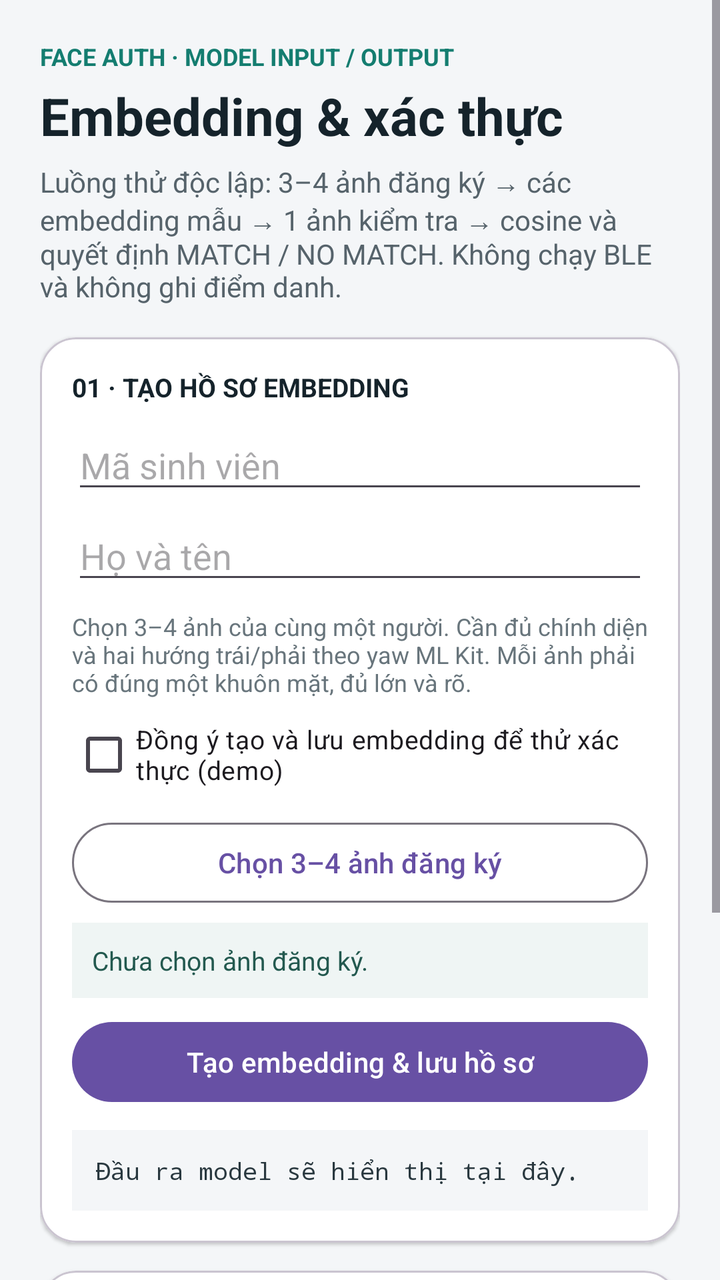
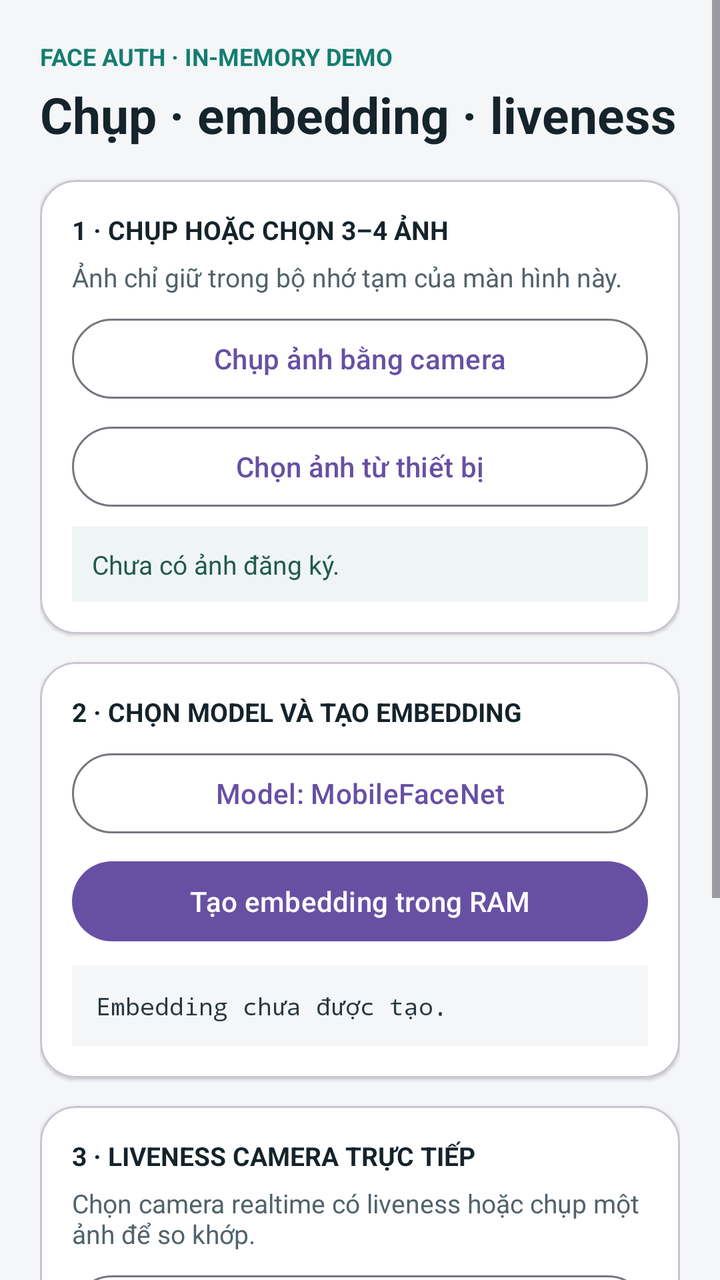

Compare the two renders of this Android layout. The source of the first and the diff that turns it into the second are given below.
<!-- AndroidManifest.xml: application theme Theme.Mlkitforface -->
<!-- res/layout/activity_face_demo.xml -->
<?xml version="1.0" encoding="utf-8"?>
<ScrollView xmlns:android="http://schemas.android.com/apk/res/android"
    xmlns:app="http://schemas.android.com/apk/res-auto"
    android:layout_width="match_parent"
    android:layout_height="match_parent"
    android:background="#F4F6F8"
    android:fillViewport="true">

    <LinearLayout
        android:layout_width="match_parent"
        android:layout_height="wrap_content"
        android:orientation="vertical"
        android:padding="20dp">

        <TextView
            android:layout_width="wrap_content"
            android:layout_height="wrap_content"
            android:text="FACE AUTH · MODEL INPUT / OUTPUT"
            android:textColor="#147D70"
            android:textSize="12sp"
            android:textStyle="bold" />

        <TextView
            android:layout_width="match_parent"
            android:layout_height="wrap_content"
            android:layout_marginTop="4dp"
            android:text="Embedding &amp; xác thực"
            android:textColor="#15232B"
            android:textSize="26sp"
            android:textStyle="bold" />

        <TextView
            android:layout_width="match_parent"
            android:layout_height="wrap_content"
            android:layout_marginTop="6dp"
            android:text="Luồng thử độc lập: 3–4 ảnh đăng ký → các embedding mẫu → 1 ảnh kiểm tra → cosine và quyết định MATCH / NO MATCH. Không chạy BLE và không ghi điểm danh."
            android:textColor="#56636B"
            android:textSize="14sp" />

        <com.google.android.material.card.MaterialCardView
            android:layout_width="match_parent"
            android:layout_height="wrap_content"
            android:layout_marginTop="16dp"
            app:cardBackgroundColor="#FFFFFF"
            app:cardCornerRadius="18dp"
            app:cardElevation="1dp">

            <LinearLayout
                android:layout_width="match_parent"
                android:layout_height="wrap_content"
                android:orientation="vertical"
                android:padding="16dp">

                <TextView
                    android:layout_width="match_parent"
                    android:layout_height="wrap_content"
                    android:text="01 · TẠO HỒ SƠ EMBEDDING"
                    android:textColor="#15232B"
                    android:textSize="13sp"
                    android:textStyle="bold" />

                <EditText
                    android:id="@+id/etStudentId"
                    android:layout_width="match_parent"
                    android:layout_height="wrap_content"
                    android:layout_marginTop="8dp"
                    android:hint="Mã sinh viên"
                    android:inputType="text"
                    android:singleLine="true" />

                <EditText
                    android:id="@+id/etStudentName"
                    android:layout_width="match_parent"
                    android:layout_height="wrap_content"
                    android:layout_marginTop="4dp"
                    android:hint="Họ và tên"
                    android:inputType="textCapWords"
                    android:singleLine="true" />

                <TextView
                    android:layout_width="match_parent"
                    android:layout_height="wrap_content"
                    android:layout_marginTop="8dp"
                    android:text="Chọn 3–4 ảnh của cùng một người. Cần đủ chính diện và hai hướng trái/phải theo yaw ML Kit. Mỗi ảnh phải có đúng một khuôn mặt, đủ lớn và rõ."
                    android:textColor="#68757C"
                    android:textSize="12sp" />

                <CheckBox
                    android:id="@+id/cbConsent"
                    android:layout_width="match_parent"
                    android:layout_height="wrap_content"
                    android:layout_marginTop="4dp"
                    android:text="Đồng ý tạo và lưu embedding để thử xác thực (demo)"
                    android:textSize="13sp" />

                <com.google.android.material.button.MaterialButton
                    android:id="@+id/btnPickEnrollmentPhotos"
                    style="@style/Widget.Material3.Button.OutlinedButton"
                    android:layout_width="match_parent"
                    android:layout_height="wrap_content"
                    android:layout_marginTop="6dp"
                    android:text="Chọn 3–4 ảnh đăng ký" />

                <TextView
                    android:id="@+id/tvEnrollmentInput"
                    android:layout_width="match_parent"
                    android:layout_height="wrap_content"
                    android:layout_marginTop="6dp"
                    android:background="#EFF5F4"
                    android:padding="10dp"
                    android:text="Chưa chọn ảnh đăng ký."
                    android:textColor="#23594F"
                    android:textSize="13sp" />

                <com.google.android.material.button.MaterialButton
                    android:id="@+id/btnCreateEmbedding"
                    android:layout_width="match_parent"
                    android:layout_height="wrap_content"
                    android:layout_marginTop="8dp"
                    android:text="Tạo embedding &amp; lưu hồ sơ" />

                <TextView
                    android:id="@+id/tvEnrollmentOutput"
                    android:layout_width="match_parent"
                    android:layout_height="wrap_content"
                    android:layout_marginTop="10dp"
                    android:background="#F4F6F8"
                    android:fontFamily="monospace"
                    android:padding="12dp"
                    android:text="Đầu ra model sẽ hiển thị tại đây."
                    android:textColor="#29383F"
                    android:textIsSelectable="true"
                    android:textSize="12sp" />
            </LinearLayout>
        </com.google.android.material.card.MaterialCardView>

        <com.google.android.material.card.MaterialCardView
            android:layout_width="match_parent"
            android:layout_height="wrap_content"
            android:layout_marginTop="14dp"
            android:layout_marginBottom="24dp"
            app:cardBackgroundColor="#FFFFFF"
            app:cardCornerRadius="18dp"
            app:cardElevation="1dp">

            <LinearLayout
                android:layout_width="match_parent"
                android:layout_height="wrap_content"
                android:orientation="vertical"
                android:padding="16dp">

                <TextView
                    android:layout_width="match_parent"
                    android:layout_height="wrap_content"
                    android:text="02 · XÁC THỰC ẢNH KIỂM TRA"
                    android:textColor="#15232B"
                    android:textSize="13sp"
                    android:textStyle="bold" />

                <TextView
                    android:layout_width="match_parent"
                    android:layout_height="wrap_content"
                    android:layout_marginTop="6dp"
                    android:text="Chọn một ảnh mới. App tạo embedding 192-D, so cosine với từng mẫu của mọi hồ sơ; MATCH cần đạt cả ngưỡng cosine đã cấu hình và margin phân biệt người đứng đầu."
                    android:textColor="#68757C"
                    android:textSize="12sp" />

                <com.google.android.material.button.MaterialButton
                    android:id="@+id/btnPickProbePhoto"
                    style="@style/Widget.Material3.Button.OutlinedButton"
                    android:layout_width="match_parent"
                    android:layout_height="wrap_content"
                    android:layout_marginTop="8dp"
                    android:text="Chọn ảnh kiểm tra &amp; chạy xác thực" />

                <TextView
                    android:id="@+id/tvAuthOutput"
                    android:layout_width="match_parent"
                    android:layout_height="wrap_content"
                    android:layout_marginTop="8dp"
                    android:background="#EFF5F4"
                    android:fontFamily="monospace"
                    android:padding="12dp"
                    android:text="Chưa có ảnh xác thực."
                    android:textColor="#23594F"
                    android:textIsSelectable="true"
                    android:textSize="12sp" />
            </LinearLayout>
        </com.google.android.material.card.MaterialCardView>
    </LinearLayout>
</ScrollView>
<!-- resources referenced by this layout -->
<resources>
  <style name="Theme.Mlkitforface" parent="Base.Theme.Mlkitforface" />
  <style name="Base.Theme.Mlkitforface" parent="Theme.Material3.DayNight.NoActionBar">
          
          
      </style>
</resources>

<!-- the commit's change to res/layout/activity_face_demo.xml (unified diff, before → after) -->
@@ -15,7 +15,7 @@
         <TextView
             android:layout_width="wrap_content"
             android:layout_height="wrap_content"
-            android:text="FACE AUTH · MODEL INPUT / OUTPUT"
+            android:text="FACE AUTH · IN-MEMORY DEMO"
             android:textColor="#147D70"
             android:textSize="12sp"
             android:textStyle="bold" />
@@ -24,18 +24,10 @@
             android:layout_width="match_parent"
             android:layout_height="wrap_content"
             android:layout_marginTop="4dp"
-            android:text="Embedding &amp; xác thực"
+            android:text="Chụp · embedding · liveness"
             android:textColor="#15232B"
-            android:textSize="26sp"
+            android:textSize="25sp"
             android:textStyle="bold" />
-
-        <TextView
-            android:layout_width="match_parent"
-            android:layout_height="wrap_content"
-            android:layout_marginTop="6dp"
-            android:text="Luồng thử độc lập: 3–4 ảnh đăng ký → các embedding mẫu → 1 ảnh kiểm tra → cosine và quyết định MATCH / NO MATCH. Không chạy BLE và không ghi điểm danh."
-            android:textColor="#56636B"
-            android:textSize="14sp" />
 
         <com.google.android.material.card.MaterialCardView
             android:layout_width="match_parent"
@@ -54,52 +46,34 @@
                 <TextView
                     android:layout_width="match_parent"
                     android:layout_height="wrap_content"
-                    android:text="01 · TẠO HỒ SƠ EMBEDDING"
+                    android:text="1 · CHỤP HOẶC CHỌN 3–4 ẢNH"
                     android:textColor="#15232B"
                     android:textSize="13sp"
                     android:textStyle="bold" />
 
-                <EditText
-                    android:id="@+id/etStudentId"
-                    android:layout_width="match_parent"
-                    android:layout_height="wrap_content"
-                    android:layout_marginTop="8dp"
-                    android:hint="Mã sinh viên"
-                    android:inputType="text"
-                    android:singleLine="true" />
-
-                <EditText
-                    android:id="@+id/etStudentName"
-                    android:layout_width="match_parent"
-                    android:layout_height="wrap_content"
-                    android:layout_marginTop="4dp"
-                    android:hint="Họ và tên"
-                    android:inputType="textCapWords"
-                    android:singleLine="true" />
-
-                <TextView
-                    android:layout_width="match_parent"
-                    android:layout_height="wrap_content"
-                    android:layout_marginTop="8dp"
-                    android:text="Chọn 3–4 ảnh của cùng một người. Cần đủ chính diện và hai hướng trái/phải theo yaw ML Kit. Mỗi ảnh phải có đúng một khuôn mặt, đủ lớn và rõ."
-                    android:textColor="#68757C"
-                    android:textSize="12sp" />
-
-                <CheckBox
-                    android:id="@+id/cbConsent"
-                    android:layout_width="match_parent"
-                    android:layout_height="wrap_content"
-                    android:layout_marginTop="4dp"
-                    android:text="Đồng ý tạo và lưu embedding để thử xác thực (demo)"
+                <TextView
+                    android:layout_width="match_parent"
+                    android:layout_height="wrap_content"
+                    android:layout_marginTop="6dp"
+                    android:text="Ảnh chỉ giữ trong bộ nhớ tạm của màn hình này."
+                    android:textColor="#52636B"
                     android:textSize="13sp" />
 
                 <com.google.android.material.button.MaterialButton
+                    android:id="@+id/btnCaptureEnrollmentPhoto"
+                    style="@style/Widget.Material3.Button.OutlinedButton"
+                    android:layout_width="match_parent"
+                    android:layout_height="wrap_content"
+                    android:layout_marginTop="8dp"
+                    android:text="Chụp ảnh bằng camera" />
+
+                <com.google.android.material.button.MaterialButton
                     android:id="@+id/btnPickEnrollmentPhotos"
                     style="@style/Widget.Material3.Button.OutlinedButton"
                     android:layout_width="match_parent"
                     android:layout_height="wrap_content"
                     android:layout_marginTop="6dp"
-                    android:text="Chọn 3–4 ảnh đăng ký" />
+                    android:text="Chọn ảnh từ thiết bị" />
 
                 <TextView
                     android:id="@+id/tvEnrollmentInput"
@@ -108,26 +82,58 @@
                     android:layout_marginTop="6dp"
                     android:background="#EFF5F4"
                     android:padding="10dp"
-                    android:text="Chưa chọn ảnh đăng ký."
+                    android:text="Chưa có ảnh đăng ký."
                     android:textColor="#23594F"
                     android:textSize="13sp" />
+            </LinearLayout>
+        </com.google.android.material.card.MaterialCardView>
+
+        <com.google.android.material.card.MaterialCardView
+            android:layout_width="match_parent"
+            android:layout_height="wrap_content"
+            android:layout_marginTop="14dp"
+            app:cardBackgroundColor="#FFFFFF"
+            app:cardCornerRadius="18dp"
+            app:cardElevation="1dp">
+
+            <LinearLayout
+                android:layout_width="match_parent"
+                android:layout_height="wrap_content"
+                android:orientation="vertical"
+                android:padding="16dp">
+
+                <TextView
+                    android:layout_width="match_parent"
+                    android:layout_height="wrap_content"
+                    android:text="2 · CHỌN MODEL VÀ TẠO EMBEDDING"
+                    android:textColor="#15232B"
+                    android:textSize="13sp"
+                    android:textStyle="bold" />
+
+                <com.google.android.material.button.MaterialButton
+                    android:id="@+id/btnSelectModel"
+                    style="@style/Widget.Material3.Button.OutlinedButton"
+                    android:layout_width="match_parent"
+                    android:layout_height="wrap_content"
+                    android:layout_marginTop="8dp"
+                    android:text="Model: MobileFaceNet" />
 
                 <com.google.android.material.button.MaterialButton
                     android:id="@+id/btnCreateEmbedding"
                     android:layout_width="match_parent"
                     android:layout_height="wrap_content"
-                    android:layout_marginTop="8dp"
-                    android:text="Tạo embedding &amp; lưu hồ sơ" />
-
-                <TextView
-                    android:id="@+id/tvEnrollmentOutput"
-                    android:layout_width="match_parent"
-                    android:layout_height="wrap_content"
-                    android:layout_marginTop="10dp"
+                    android:layout_marginTop="6dp"
+                    android:text="Tạo embedding trong RAM" />
+
+                <TextView
+                    android:id="@+id/tvEmbeddingOutput"
+                    android:layout_width="match_parent"
+                    android:layout_height="wrap_content"
+                    android:layout_marginTop="8dp"
                     android:background="#F4F6F8"
                     android:fontFamily="monospace"
                     android:padding="12dp"
-                    android:text="Đầu ra model sẽ hiển thị tại đây."
+                    android:text="Embedding chưa được tạo."
                     android:textColor="#29383F"
                     android:textIsSelectable="true"
                     android:textSize="12sp" />
@@ -152,7 +158,7 @@
                 <TextView
                     android:layout_width="match_parent"
                     android:layout_height="wrap_content"
-                    android:text="02 · XÁC THỰC ẢNH KIỂM TRA"
+                    android:text="3 · LIVENESS CAMERA TRỰC TIẾP"
                     android:textColor="#15232B"
                     android:textSize="13sp"
                     android:textStyle="bold" />
@@ -161,27 +167,57 @@
                     android:layout_width="match_parent"
                     android:layout_height="wrap_content"
                     android:layout_marginTop="6dp"
-                    android:text="Chọn một ảnh mới. App tạo embedding 192-D, so cosine với từng mẫu của mọi hồ sơ; MATCH cần đạt cả ngưỡng cosine đã cấu hình và margin phân biệt người đứng đầu."
-                    android:textColor="#68757C"
-                    android:textSize="12sp" />
-
-                <com.google.android.material.button.MaterialButton
-                    android:id="@+id/btnPickProbePhoto"
-                    style="@style/Widget.Material3.Button.OutlinedButton"
-                    android:layout_width="match_parent"
-                    android:layout_height="wrap_content"
-                    android:layout_marginTop="8dp"
-                    android:text="Chọn ảnh kiểm tra &amp; chạy xác thực" />
-
-                <TextView
-                    android:id="@+id/tvAuthOutput"
+                    android:text="Chọn camera realtime có liveness hoặc chụp một ảnh để so khớp."
+                    android:textColor="#52636B"
+                    android:textSize="13sp" />
+
+                <FrameLayout
+                    android:id="@+id/livenessCameraContainer"
+                    android:layout_width="match_parent"
+                    android:layout_height="260dp"
+                    android:layout_marginTop="8dp"
+                    android:background="#10191E"
+                    android:visibility="gone">
+
+                    <androidx.camera.view.PreviewView
+                        android:id="@+id/livenessPreview"
+                        android:layout_width="match_parent"
+                        android:layout_height="match_parent"
+                        app:scaleType="fillCenter" />
+                </FrameLayout>
+
+                <com.google.android.material.button.MaterialButton
+                    android:id="@+id/btnStartLiveness"
+                    style="@style/Widget.Material3.Button.OutlinedButton"
+                    android:layout_width="match_parent"
+                    android:layout_height="wrap_content"
+                    android:layout_marginTop="8dp"
+                    android:text="Camera realtime · liveness" />
+
+                <com.google.android.material.button.MaterialButton
+                    android:id="@+id/btnCaptureProbePhoto"
+                    style="@style/Widget.Material3.Button.OutlinedButton"
+                    android:layout_width="match_parent"
+                    android:layout_height="wrap_content"
+                    android:layout_marginTop="6dp"
+                    android:text="Chụp 1 ảnh · so khớp embedding" />
+
+                <com.google.android.material.button.MaterialButton
+                    android:id="@+id/btnStopLiveness"
+                    android:layout_width="match_parent"
+                    android:layout_height="wrap_content"
+                    android:layout_marginTop="6dp"
+                    android:text="Dừng liveness" />
+
+                <TextView
+                    android:id="@+id/tvLivenessOutput"
                     android:layout_width="match_parent"
                     android:layout_height="wrap_content"
                     android:layout_marginTop="8dp"
                     android:background="#EFF5F4"
                     android:fontFamily="monospace"
                     android:padding="12dp"
-                    android:text="Chưa có ảnh xác thực."
+                    android:text="Tạo embedding trước khi chạy camera liveness."
                     android:textColor="#23594F"
                     android:textIsSelectable="true"
                     android:textSize="12sp" />
